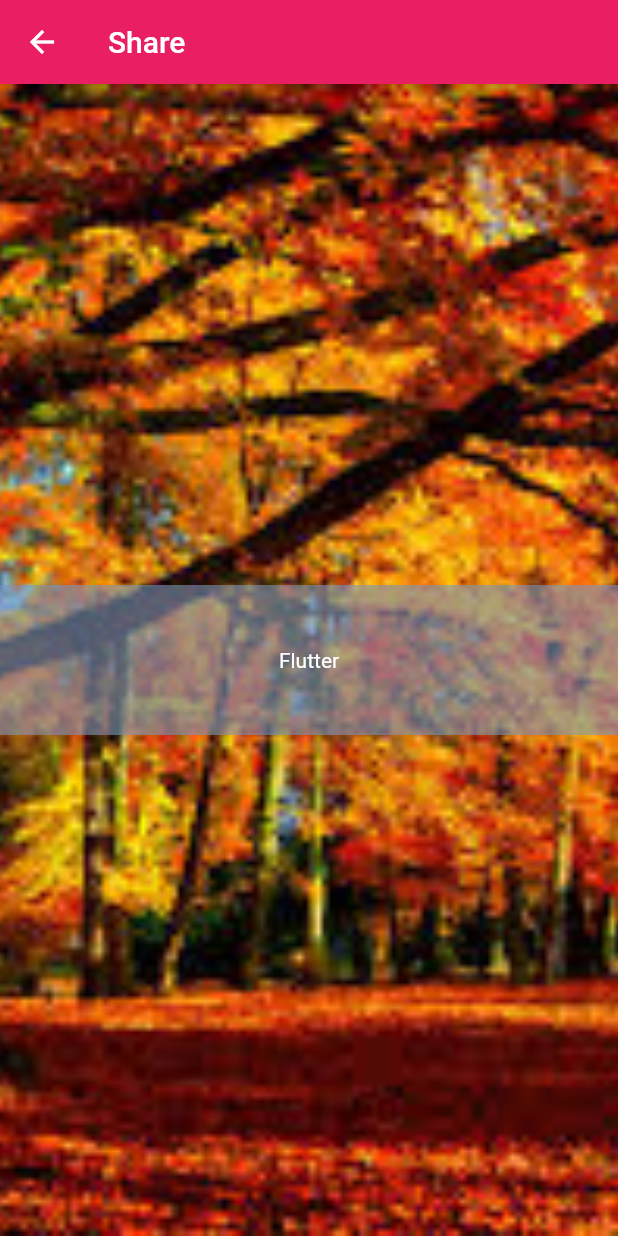
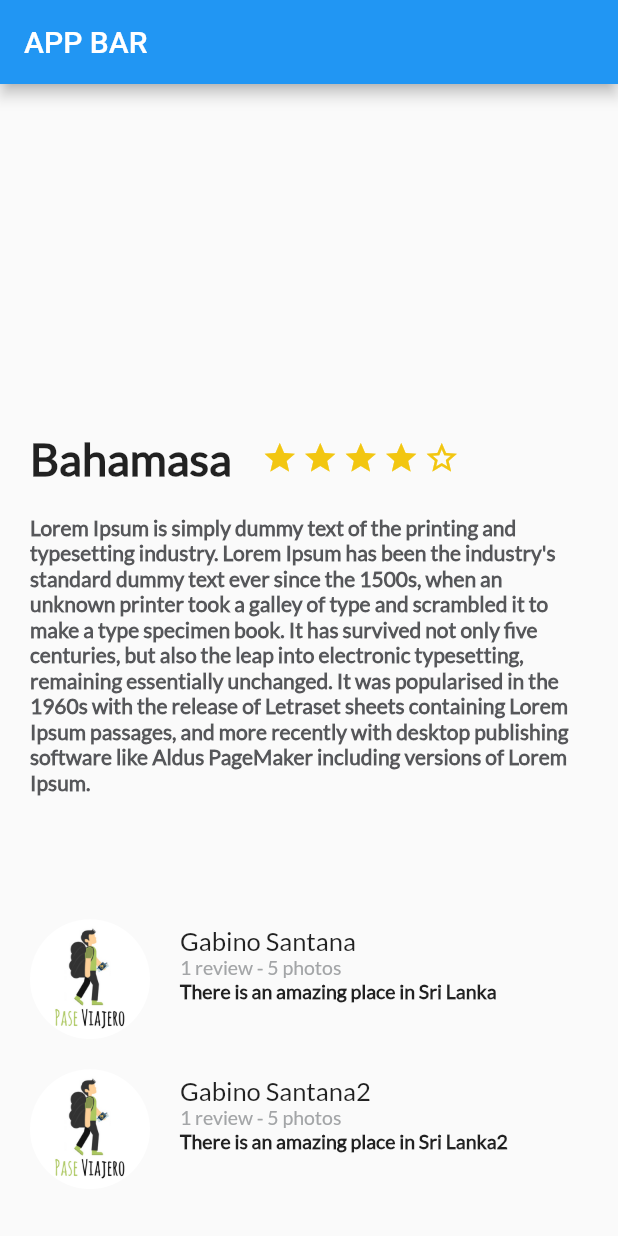
Before and after one commit to niceforo1/flutter-new, a Flutter app: the screen it shows after launch, on a phone screen of 412 x 824 dp. Run offline on Flutter 3.47's test engine with Material 2 defaults, Android fonts, the phone set to English and light mode, and no system bars.

Commit message:
added some functionalities such as scrollbar for description and comments

```diff
--- /dev/null
+++ b/lib/description_place.dart
@@ -0,0 +1,106 @@
+import 'package:flutter/material.dart';
+
+class DescriptionPlace extends StatelessWidget {
+
+  String namePlace;
+  int stars;
+  String descriptionPlace;
+
+  DescriptionPlace(this.namePlace, this.stars, this.descriptionPlace);
+
+  @override
+  Widget build(BuildContext context) {
+
+    final star_border= Container(
+      margin: EdgeInsets.only(
+          top: 200.0,
+          right: 3.0
+
+      ),
+      child: Icon(
+          Icons.star_border,
+          color:Color(0xFFf2c611)
+      ),
+    );
+
+
+    final star_half = Container(
+      margin: EdgeInsets.only(
+          top: 200.0,
+          right: 3.0
+
+      ),
+      child: Icon(
+          Icons.star_half,
+          color:Color(0xFFf2c611)
+      ),
+    );
+
+    final star = Container(
+      margin: EdgeInsets.only(
+        top: 200.0,
+        right: 3.0
+
+      ),
+      child: Icon(
+        Icons.star,
+        color:Color(0xFFf2c611)
+      ),
+    );
+
+    final description_text = Container(
+      margin: EdgeInsets.only(
+        right: 20.0,
+        left: 20.0,
+        top: 20.0
+      ),
+      child: Text(
+        descriptionPlace,
+        style: TextStyle(
+            fontFamily: "Lato",
+          fontSize: 14.0,
+          fontWeight: FontWeight.bold,
+          color: Color(0xFF56575a)
+        ),
+        /*softWrap: true,*/
+      ),
+    );
+
+    final title_stars = Row(
+      children: <Widget>[
+        Container(
+          margin: EdgeInsets.only(
+            top: 200.0,
+            left: 20.0,
+            right: 20.0
+          ),
+          child: Text(
+            namePlace,
+            style: TextStyle(
+              fontFamily: "Lato",
+              fontSize: 30.0,
+              fontWeight: FontWeight.bold,
+            ),
+            textAlign: TextAlign.left,
+          ),
+        ),
+        Row(
+          children: <Widget>[
+            star,
+            star,
+            star,
+            star,
+            star_border,
+
+          ],
+        )
+      ],
+    );
+    return Column(
+      children: <Widget>[
+        title_stars,
+        description_text
+      ],
+    );
+  }
+}
--- a/lib/main.dart
+++ b/lib/main.dart
@@ -1,10 +1,73 @@
 import 'package:flutter/material.dart';
+import 'description_place.dart';
+import 'review_list.dart';
 
 void main() => runApp(MyApp());
 
 class MyApp extends StatelessWidget {
+  String descrptionDummy =
+      'Lorem Ipsum is simply dummy text of the printing and typesetting industry. Lorem Ipsum has been the industry\'s standard dummy text ever since the 1500s, when an unknown printer took a galley of type and scrambled it to make a type specimen book. It has survived not only five centuries, but also the leap into electronic typesetting, remaining essentially unchanged. It was popularised in the 1960s with the release of Letraset sheets containing Lorem Ipsum passages, and more recently with desktop publishing software like Aldus PageMaker including versions of Lorem Ipsum.';
+
   // This widget is the root of your application.
   @override
+  Widget build(BuildContext context) {
+    return MaterialApp(
+        title: 'Flutter Demo Prueba',
+        theme: ThemeData(
+          primarySwatch: Colors.blue,
+        ),
+        home: Scaffold(
+          appBar: AppBar(
+            title: Text('APP BAR'),
+          ),
+          body: LayoutBuilder(
+            builder:
+                (BuildContext context, BoxConstraints viewportConstraints) {
+              return SingleChildScrollView(
+                child: ConstrainedBox(
+                  constraints: BoxConstraints(
+                    minHeight: viewportConstraints.maxHeight,
+                  ),
+                  child: Column(
+                    mainAxisSize: MainAxisSize.min,
+                    mainAxisAlignment: MainAxisAlignment.spaceAround,
+                    children: <Widget>[
+                      new DescriptionPlace("Bahamasa", 4, descrptionDummy),
+                      new ReviewList()
+                    ],
+                  ),
+                ),
+              );
+            },
+          ),
+        )
+//        body: Column(
+//          children: <Widget>[
+//            new DescriptionPlace("Bahamas", 4, descrptionDummy),
+//            LayoutBuilder(
+//              builder: (BuildContext context, BoxConstraints viewportConstraints) {
+//                return SingleChildScrollView(
+//                  child: ConstrainedBox(
+//                    constraints: BoxConstraints(
+//                      minHeight: viewportConstraints.maxHeight,
+//                    ),
+//                    child: Column(
+//                      mainAxisSize: MainAxisSize.min,
+//                      mainAxisAlignment: MainAxisAlignment.spaceAround,
+//                      children: <Widget>[
+//                        new ReviewList()
+//                      ],
+//                    ),
+//                  ),
+//                );
+//              },
+//            ),
+//          ],
+//        )
+        );
+  }
+//Aplicacion con FONDO foto y texto centrado con opacidad
+/*@override
   Widget build(BuildContext context) {
     return MaterialApp(
         title: 'Flutter Demo Prueba',
@@ -28,7 +91,7 @@ class MyApp extends StatelessWidget {
                   opacity: 0.6,
                   child: Center(
                     child: Container(
-                      height: 100,
+                      height: 25,
                       decoration: BoxDecoration(
                           color: const Color(0xff7c94b6),
                           shape: BoxShape.rectangle),
@@ -40,5 +103,5 @@ class MyApp extends StatelessWidget {
             ],
           )),
         ));
-  }
+  }*/
 }
--- /dev/null
+++ b/lib/review.dart
@@ -0,0 +1,71 @@
+import 'package:flutter/material.dart';
+
+class Review extends StatelessWidget {
+  String pathImage = "assets/images/viajero.png";
+  String name = "Gabino Santana";
+  String details = "1 review - 5 photos";
+  String comment = "There is an amazing place in Sri Lanka";
+
+  Review(this.pathImage, this.name, this.details, this.comment);
+
+  @override
+  Widget build(BuildContext context) {
+
+    final userComment = Container(
+      margin: EdgeInsets.only(
+        left: 20.0,
+      ),
+      child: Text(
+        comment,
+        textAlign: TextAlign.left,
+        style: TextStyle(
+            fontSize: 13.0, fontFamily: 'Lato', fontWeight: FontWeight.w900),
+      ),
+    );
+
+    final userInfo = Container(
+      margin: EdgeInsets.only(
+        left: 20.0,
+      ),
+      child: Text(
+        details,
+        textAlign: TextAlign.left,
+        style: TextStyle(
+            fontSize: 13.0, fontFamily: 'Lato', color: Color(0xFFa3a5a7)),
+      ),
+    );
+
+    final userName = Container(
+      margin: EdgeInsets.only(
+        left: 20.0,
+      ),
+      child: Text(
+        name,
+        textAlign: TextAlign.left,
+        style: TextStyle(
+          fontSize: 17.0,
+          fontFamily: 'Lato',
+        ),
+      ),
+    );
+
+    final userDetail = Column(
+      crossAxisAlignment: CrossAxisAlignment.start,
+      children: <Widget>[userName, userInfo, userComment],
+    );
+
+    final photo = Container(
+      margin: EdgeInsets.only(top: 20, left: 20.0),
+      width: 80.0,
+      height: 80.0,
+      decoration: BoxDecoration(
+          shape: BoxShape.circle,
+          image:
+              DecorationImage(fit: BoxFit.cover, image: AssetImage(pathImage))),
+    );
+
+    return Row(
+      children: <Widget>[photo, userDetail],
+    );
+  }
+}
--- /dev/null
+++ b/lib/review_list.dart
@@ -0,0 +1,24 @@
+import 'package:flutter/material.dart';
+import 'review.dart';
+
+class ReviewList extends StatelessWidget {
+  @override
+  Widget build(BuildContext context) {
+    return Column(
+      children: <Widget>[
+        new Review(
+          "assets/images/viajero.png",
+          "Gabino Santana",
+          "1 review - 5 photos",
+          "There is an amazing place in Sri Lanka",
+        ),
+        new Review(
+          "assets/images/viajero.png",
+          "Gabino Santana2",
+          "1 review - 5 photos",
+          "There is an amazing place in Sri Lanka2",
+        )
+      ],
+    );
+  }
+}
```
Also changed, not shown: pubspec.yaml (+6 -1 lines), assets/fonts/Lato-Regular.ttf (added), assets/images/caduca.jpeg (renamed from assets/caduca.jpeg), assets/images/viajero.png (added).
